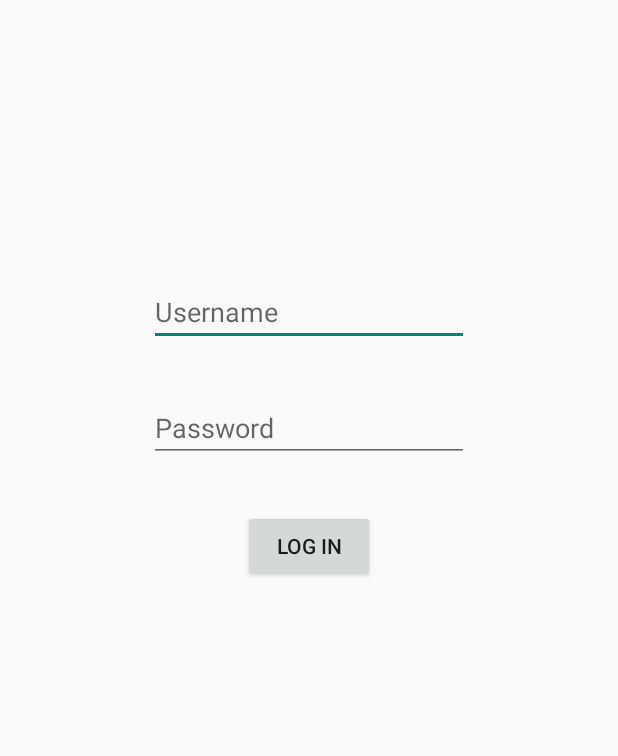
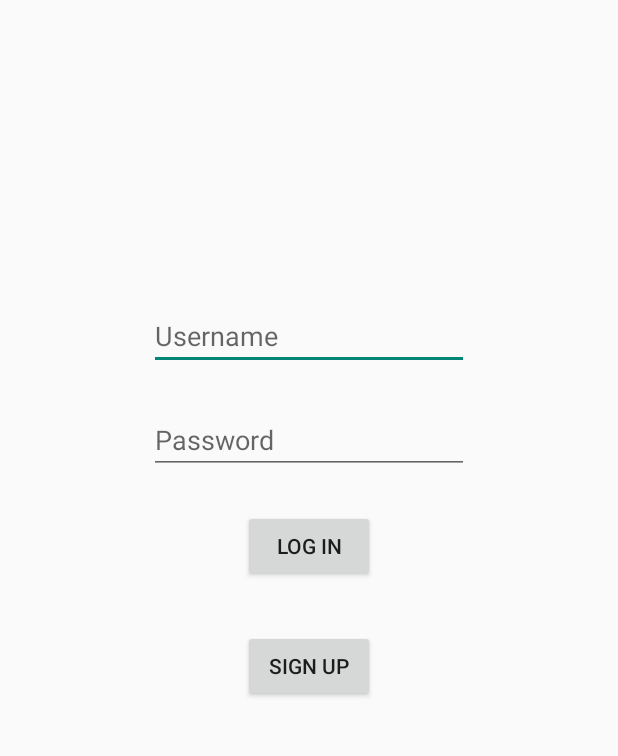
Before and after one commit to va-rau-jo/binstagram, an Android app: the screen it shows after launch (LoginActivity), on a phone screen of 412 x 824 dp, the part 72-828 px from its top. Run offline under Robolectric (Android 15) with nearby library versions, the phone set to English and light mode, and no system bars; our stand-ins replace ButterKnife; libraries missing offline, so code that uses them is left out: com.parse; 3 statements that could not run were skipped.

Commit message:
added sign up functionality

```diff
--- a/app/src/main/java/com/example/binstagram/ParseApp.java
+++ b/app/src/main/java/com/example/binstagram/ParseApp.java
@@ -20,6 +20,6 @@ public class ParseApp extends Application {
                 .server("http://varaujo-fbu-instagram.herokuapp.com/parse")
                 .build();
 
-        Parse.initialize(configuration) ;
+        Parse.initialize(configuration);
     }
 }
--- a/app/src/main/java/com/example/binstagram/HomeActivity.java
+++ b/app/src/main/java/com/example/binstagram/activities/HomeActivity.java
@@ -1,4 +1,4 @@
-package com.example.binstagram;
+package com.example.binstagram.activities;
 
 import android.annotation.TargetApi;
 import android.app.Activity;
@@ -13,6 +13,7 @@ import android.widget.Button;
 import android.widget.EditText;
 import android.widget.Toolbar;
 
+import com.example.binstagram.R;
 import com.example.binstagram.models.Post;
 import com.parse.FindCallback;
 import com.parse.ParseException;
@@ -49,7 +50,7 @@ public class HomeActivity extends AppCompatActivity {
     @BindView(R.id.etDescription)
     EditText etDescription;
 
-    @BindView(R.id.app_bar)
+    @BindView(R.id.toolbar)
     Toolbar toolbar;
 
     @TargetApi(Build.VERSION_CODES.LOLLIPOP)
--- a/app/src/main/java/com/example/binstagram/LoginActivity.java
+++ b/app/src/main/java/com/example/binstagram/activities/LoginActivity.java
@@ -1,4 +1,4 @@
-package com.example.binstagram;
+package com.example.binstagram.activities;
 
 import android.annotation.TargetApi;
 import android.content.Intent;
@@ -10,6 +10,7 @@ import android.widget.Button;
 import android.widget.EditText;
 import android.widget.Toolbar;
 
+import com.example.binstagram.R;
 import com.parse.LogInCallback;
 import com.parse.ParseException;
 import com.parse.ParseUser;
@@ -23,13 +24,16 @@ public class LoginActivity extends AppCompatActivity {
     @BindView(R.id.btnLogin)
     Button btnLogin;
 
-    @BindView(R.id.etUsername)
+    @BindView(R.id.btnGoToSignup)
+    Button btnSignup;
+
+    @BindView(R.id.etLoginUsername)
     EditText etUsername;
 
-    @BindView(R.id.etPassword)
+    @BindView(R.id.etLoginPassword)
     EditText etPassword;
 
-    @BindView(R.id.app_bar)
+    @BindView(R.id.toolbar)
     Toolbar toolbar;
 
     @TargetApi(Build.VERSION_CODES.LOLLIPOP)
@@ -42,7 +46,6 @@ public class LoginActivity extends AppCompatActivity {
         setActionBar(toolbar);
         if(getActionBar() != null)
             getActionBar().setDisplayShowTitleEnabled(false);
-
     }
 
     @OnClick(R.id.btnLogin)
@@ -50,6 +53,11 @@ public class LoginActivity extends AppCompatActivity {
         String username = etUsername.getText().toString();
         String password = etPassword.getText().toString();
         login(username, password);
+    }
+
+    @OnClick(R.id.btnGoToSignup)
+    public void goToSignupScreen() {
+        startActivity(new Intent(this, SignupActivity.class));
     }
 
     private void login(String username, String password) {
--- a/app/src/main/res/layout/activity_home.xml
+++ b/app/src/main/res/layout/activity_home.xml
@@ -4,11 +4,11 @@
     xmlns:tools="http://schemas.android.com/tools"
     android:layout_width="match_parent"
     android:layout_height="match_parent"
-    tools:context=".HomeActivity">
+    tools:context=".activities.HomeActivity">
 
     <include
-        layout="@layout/app_bar"
-        android:id="@+id/app_bar" />
+        layout="@layout/toolbar"
+        android:id="@+id/toolbar" />
 
     <Button
         android:id="@+id/btnCreatePost"
--- a/app/src/main/res/layout/activity_login.xml
+++ b/app/src/main/res/layout/activity_login.xml
@@ -4,11 +4,11 @@
     xmlns:tools="http://schemas.android.com/tools"
     android:layout_width="match_parent"
     android:layout_height="match_parent"
-    tools:context=".LoginActivity">
+    tools:context=".activities.LoginActivity">
 
     <include
-        layout="@layout/app_bar"
-        android:id="@+id/app_bar" />
+        layout="@layout/toolbar"
+        android:id="@+id/toolbar" />
 
     <Button
         android:id="@+id/btnLogin"
@@ -27,34 +27,48 @@
         app:layout_constraintTop_toTopOf="parent" />
 
     <EditText
-        android:id="@+id/etUsername"
+        android:id="@+id/etLoginUsername"
         android:layout_width="wrap_content"
         android:layout_height="wrap_content"
         android:layout_marginStart="8dp"
         android:layout_marginLeft="8dp"
         android:layout_marginEnd="8dp"
         android:layout_marginRight="8dp"
-        android:layout_marginBottom="32dp"
+        android:layout_marginBottom="24dp"
         android:ems="10"
+        android:hint="Username"
         android:inputType="textPersonName"
-        android:hint="Username"
-        app:layout_constraintBottom_toTopOf="@+id/etPassword"
+        app:layout_constraintBottom_toTopOf="@+id/etLoginPassword"
         app:layout_constraintEnd_toEndOf="parent"
         app:layout_constraintStart_toStartOf="parent" />
 
     <EditText
-        android:id="@+id/etPassword"
+        android:id="@+id/etLoginPassword"
         android:layout_width="wrap_content"
         android:layout_height="wrap_content"
         android:layout_marginStart="8dp"
         android:layout_marginLeft="8dp"
         android:layout_marginEnd="8dp"
         android:layout_marginRight="8dp"
-        android:layout_marginBottom="32dp"
+        android:layout_marginBottom="24dp"
         android:ems="10"
         android:hint="Password"
         android:inputType="textPassword"
         app:layout_constraintBottom_toTopOf="@+id/btnLogin"
         app:layout_constraintEnd_toEndOf="parent"
         app:layout_constraintStart_toStartOf="parent" />
+
+    <Button
+        android:id="@+id/btnGoToSignup"
+        android:layout_width="wrap_content"
+        android:layout_height="wrap_content"
+        android:layout_marginStart="8dp"
+        android:layout_marginLeft="8dp"
+        android:layout_marginTop="32dp"
+        android:layout_marginEnd="8dp"
+        android:layout_marginRight="8dp"
+        android:text="Sign Up"
+        app:layout_constraintEnd_toEndOf="parent"
+        app:layout_constraintStart_toStartOf="parent"
+        app:layout_constraintTop_toBottomOf="@+id/btnLogin" />
 </android.support.constraint.ConstraintLayout>
```
Also changed, not shown: app/src/main/AndroidManifest.xml (+6 -4 lines), app/src/main/java/com/example/binstagram/activities/SignupActivity.java (added, +86 -0 lines), app/src/main/java/com/example/binstagram/utils/SignupHelper.java (added, +20 -0 lines), app/src/main/res/layout/activity_signup.xml (added, +74 -0 lines), app/src/main/res/layout/toolbar.xml (renamed from app/src/main/res/layout/app_bar.xml).
